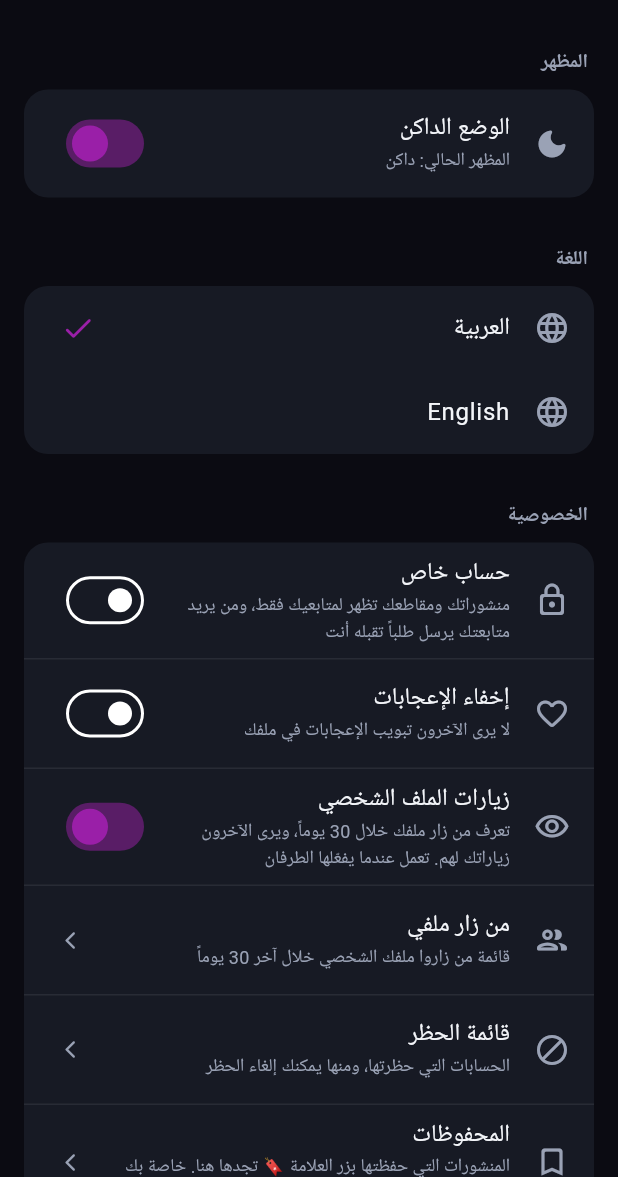
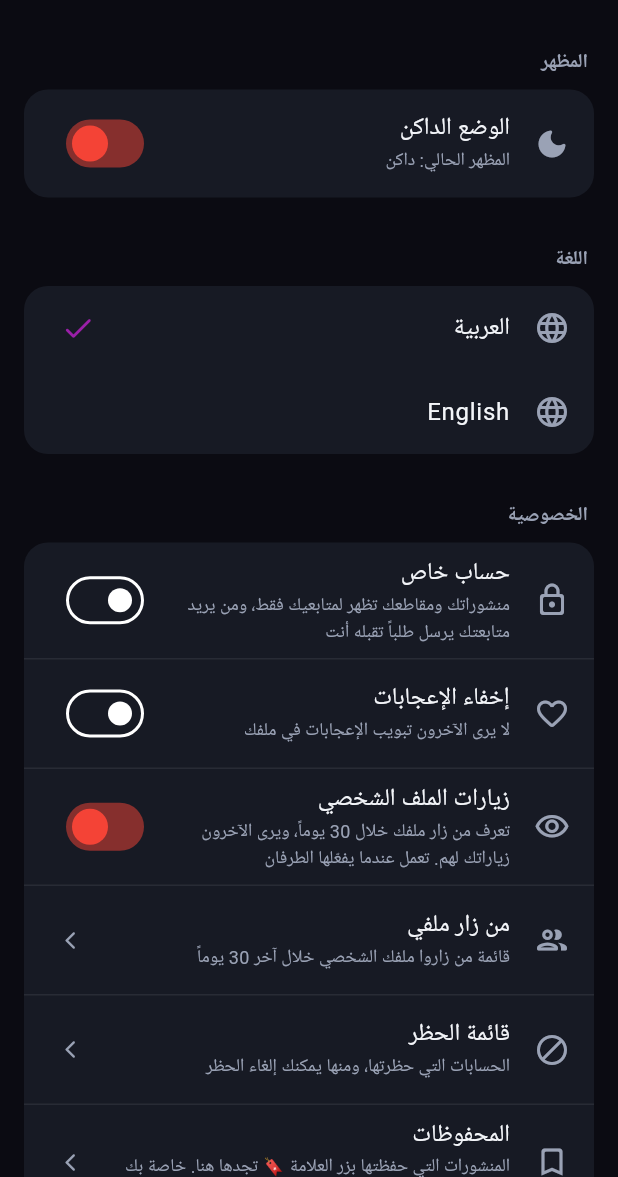
Before and after one commit to afm80/haigram.web.app, a Flutter app: the SettingsScreen screen opened directly with empty values, on a phone screen of 412 x 824 dp, the part 59-1236 px from its top. Run offline on Flutter 3.47's test engine with Material 3 defaults, Android fonts, the phone set to English and light mode, and no system bars; our stand-ins replace cached_network_image, cloud_firestore, firebase_auth, firebase_core, firebase_messaging, firebase_storage and 5 more; missing offline and left inert: dart:html, dart:js_util, dart:ui_web, webview_flutter_android; accounts and stored records are empty.

Commit message:
Add files via upload

```diff
--- a/lib/screens/settings_screen.dart
+++ b/lib/screens/settings_screen.dart
@@ -192,7 +192,7 @@ class SettingsScreen extends StatelessWidget {
                   style: TextStyle(color: colors.textDim, fontSize: 12),
                 ),
                 value: isDark,
-                activeColor: AppColors.brandPurple,
+                activeColor: Colors.red,
                 onChanged: (value) => _setDark(context, value),
                 shape: RoundedRectangleBorder(
                   borderRadius: BorderRadius.circular(16),
@@ -240,11 +240,10 @@ class SettingsScreen extends StatelessWidget {
               child: Column(
                 children: [
                   ListTile(
-                    leading: const Icon(Icons.logout_rounded,
-                        color: AppColors.brandPurple),
+                    leading: Icon(Icons.logout_rounded, color: colors.text),
                     title: Text(
                       tr('تسجيل الخروج'),
-                      style: TextStyle(color: AppColors.brandPurple),
+                      style: TextStyle(color: colors.text),
                     ),
                     onTap: () => _confirmSignOut(context),
                     shape: RoundedRectangleBorder(
@@ -357,7 +356,7 @@ class _PrivacySectionState extends State<_PrivacySection> {
                   style: dim(),
                 ),
                 value: user?.isPrivate ?? false,
-                activeColor: AppColors.brandPurple,
+                activeColor: Colors.red,
                 onChanged:
                     enabled ? (value) => _update(isPrivate: value) : null,
                 shape: RoundedRectangleBorder(
@@ -373,7 +372,7 @@ class _PrivacySectionState extends State<_PrivacySection> {
                   style: dim(),
                 ),
                 value: user?.hideLikes ?? false,
-                activeColor: AppColors.brandPurple,
+                activeColor: Colors.red,
                 onChanged:
                     enabled ? (value) => _update(hideLikes: value) : null,
                 shape: RoundedRectangleBorder(
@@ -389,7 +388,7 @@ class _PrivacySectionState extends State<_PrivacySection> {
                   style: dim(),
                 ),
                 value: user?.profileVisits ?? true,
-                activeColor: AppColors.brandPurple,
+                activeColor: Colors.red,
                 onChanged:
                     enabled ? (value) => _update(profileVisits: value) : null,
                 shape: RoundedRectangleBorder(
```
